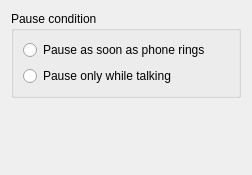
Old version of the form kded/plugins/pausemusic/pausemusic_config.ui in the repository deiv/kdeconnect-pkg.
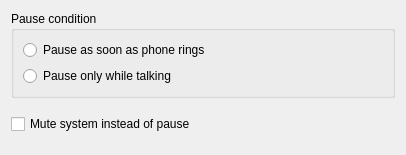
New version of the form.

Diff of the .ui file:
```diff
--- a/kded/plugins/pausemusic/pausemusic_config.ui
+++ b/kded/plugins/pausemusic/pausemusic_config.ui
@@ -9,8 +9,8 @@
    <rect>
     <x>0</x>
     <y>0</y>
-    <width>252</width>
-    <height>175</height>
+    <width>406</width>
+    <height>155</height>
    </rect>
   </property>
   <property name="windowTitle">
@@ -46,6 +46,26 @@
      </layout>
     </widget>
    </item>
+   <item>
+    <spacer name="verticalSpacer_2">
+     <property name="orientation">
+      <enum>Qt::Vertical</enum>
+     </property>
+     <property name="sizeHint" stdset="0">
+      <size>
+       <width>20</width>
+       <height>40</height>
+      </size>
+     </property>
+    </spacer>
+   </item>
+   <item>
+    <widget class="QCheckBox" name="check_mute">
+     <property name="text">
+      <string>Mute system instead of pause</string>
+     </property>
+    </widget>
+   </item>
    <item>
     <spacer name="verticalSpacer">
      <property name="orientation">
```
